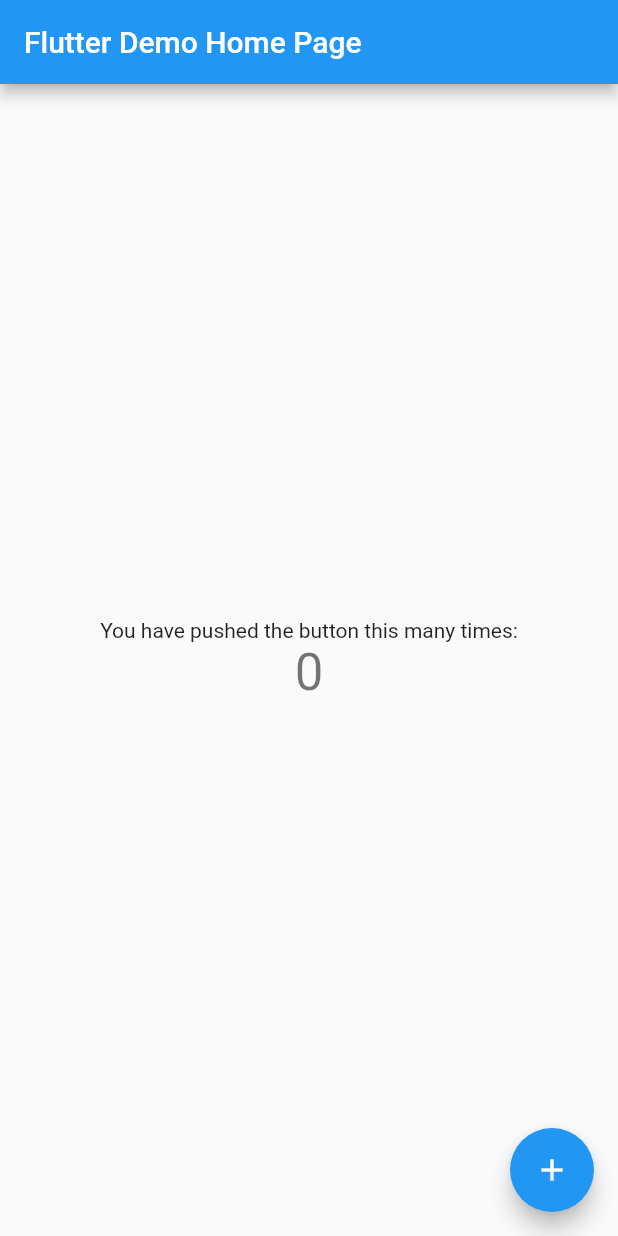
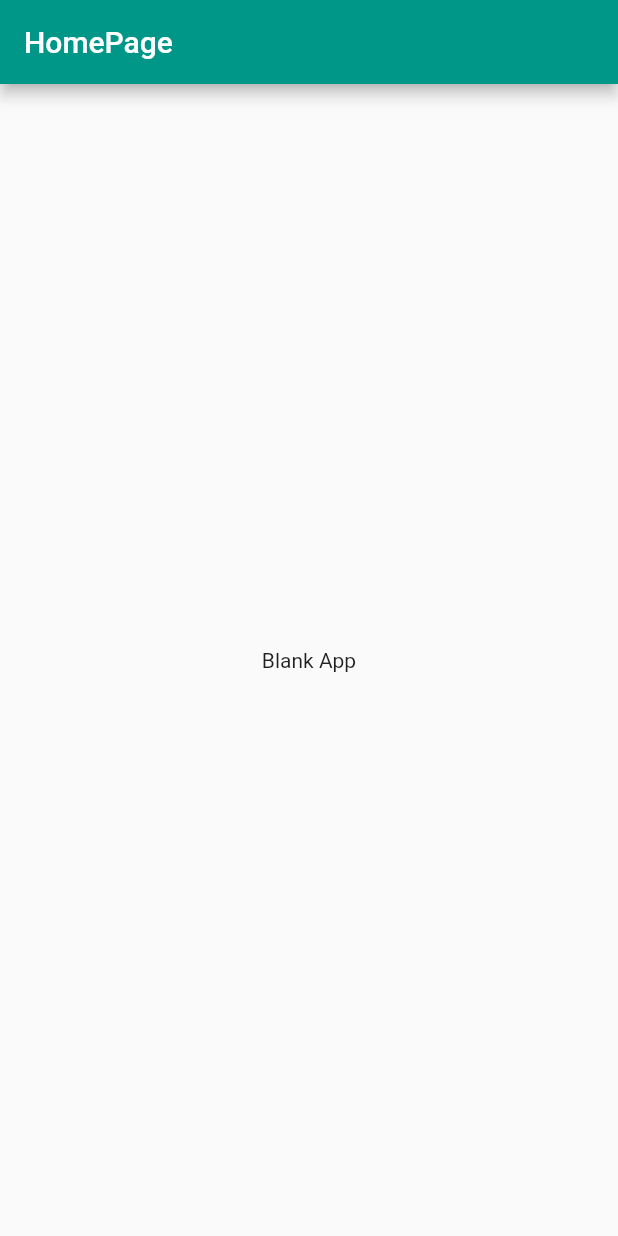
Before and after one commit to sapatekno/tasikcode_app_flutter, a Flutter app: the screen it shows after launch, on a phone screen of 412 x 824 dp. Run offline on Flutter 3.47's test engine with Material 2 defaults, Android fonts, the phone set to English and light mode, and no system bars.

Commit message:
home - initial page

```diff
--- a/lib/main.dart
+++ b/lib/main.dart
@@ -1,111 +1,19 @@
 import 'package:flutter/material.dart';
+import 'package:tasikcode_app_flutter/pages/home/home_page.dart';
 
-void main() => runApp(MyApp());
+void main() => runApp(new MyApp());
+
+final routes = {
+  '/': (BuildContext context) => new HomePage(),
+};
 
 class MyApp extends StatelessWidget {
-  // This widget is the root of your application.
   @override
   Widget build(BuildContext context) {
-    return MaterialApp(
-      title: 'Flutter Demo',
-      theme: ThemeData(
-        // This is the theme of your application.
-        //
-        // Try running your application with "flutter run". You'll see the
-        // application has a blue toolbar. Then, without quitting the app, try
-        // changing the primarySwatch below to Colors.green and then invoke
-        // "hot reload" (press "r" in the console where you ran "flutter run",
-        // or simply save your changes to "hot reload" in a Flutter IDE).
-        // Notice that the counter didn't reset back to zero; the application
-        // is not restarted.
-        primarySwatch: Colors.blue,
-      ),
-      home: MyHomePage(title: 'Flutter Demo Home Page'),
+    return new MaterialApp(
+      title: 'TasikCode App',
+      theme: new ThemeData(primarySwatch: Colors.teal),
+      routes: routes,
     );
   }
 }
-
-class MyHomePage extends StatefulWidget {
-  MyHomePage({Key key, this.title}) : super(key: key);
-
-  // This widget is the home page of your application. It is stateful, meaning
-  // that it has a State object (defined below) that contains fields that affect
-  // how it looks.
-
-  // This class is the configuration for the state. It holds the values (in this
-  // case the title) provided by the parent (in this case the App widget) and
-  // used by the build method of the State. Fields in a Widget subclass are
-  // always marked "final".
-
-  final String title;
-
-  @override
-  _MyHomePageState createState() => _MyHomePageState();
-}
-
-class _MyHomePageState extends State<MyHomePage> {
-  int _counter = 0;
-
-  void _incrementCounter() {
-    setState(() {
-      // This call to setState tells the Flutter framework that something has
-      // changed in this State, which causes it to rerun the build method below
-      // so that the display can reflect the updated values. If we changed
-      // _counter without calling setState(), then the build method would not be
-      // called again, and so nothing would appear to happen.
-      _counter++;
-    });
-  }
-
-  @override
-  Widget build(BuildContext context) {
-    // This method is rerun every time setState is called, for instance as done
-    // by the _incrementCounter method above.
-    //
-    // The Flutter framework has been optimized to make rerunning build methods
-    // fast, so that you can just rebuild anything that needs updating rather
-    // than having to individually change instances of widgets.
-    return Scaffold(
-      appBar: AppBar(
-        // Here we take the value from the MyHomePage object that was created by
-        // the App.build method, and use it to set our appbar title.
-        title: Text(widget.title),
-      ),
-      body: Center(
-        // Center is a layout widget. It takes a single child and positions it
-        // in the middle of the parent.
-        child: Column(
-          // Column is also a layout widget. It takes a list of children and
-          // arranges them vertically. By default, it sizes itself to fit its
-          // children horizontally, and tries to be as tall as its parent.
-          //
-          // Invoke "debug painting" (press "p" in the console, choose the
-          // "Toggle Debug Paint" action from the Flutter Inspector in Android
-          // Studio, or the "Toggle Debug Paint" command in Visual Studio Code)
-          // to see the wireframe for each widget.
-          //
-          // Column has various properties to control how it sizes itself and
-          // how it positions its children. Here we use mainAxisAlignment to
-          // center the children vertically; the main axis here is the vertical
-          // axis because Columns are vertical (the cross axis would be
-          // horizontal).
-          mainAxisAlignment: MainAxisAlignment.center,
-          children: <Widget>[
-            Text(
-              'You have pushed the button this many times:',
-            ),
-            Text(
-              '$_counter',
-              style: Theme.of(context).textTheme.display1,
-            ),
-          ],
-        ),
-      ),
-      floatingActionButton: FloatingActionButton(
-        onPressed: _incrementCounter,
-        tooltip: 'Increment',
-        child: Icon(Icons.add),
-      ), // This trailing comma makes auto-formatting nicer for build methods.
-    );
-  }
-}
--- /dev/null
+++ b/lib/pages/home/home_page.dart
@@ -0,0 +1,20 @@
+import 'package:flutter/material.dart';
+
+class HomePage extends StatefulWidget {
+  @override
+  _HomePageState createState() => _HomePageState();
+}
+
+class _HomePageState extends State<HomePage> {
+  @override
+  Widget build(BuildContext context) {
+    return Scaffold(
+      appBar: AppBar(
+        title: Text("HomePage"),
+      ),
+      body: Container(
+        child: Center(child: Text("Blank App")),
+      ),
+    );
+  }
+}
```
